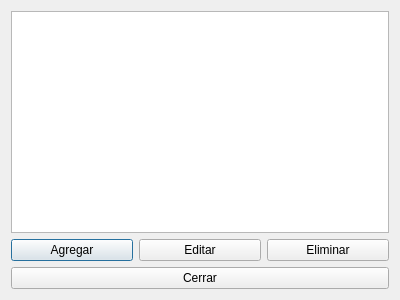
Above: ventanausuarios.ui from DanielaGanan/biblioteca before the change. Below: the same form after it.
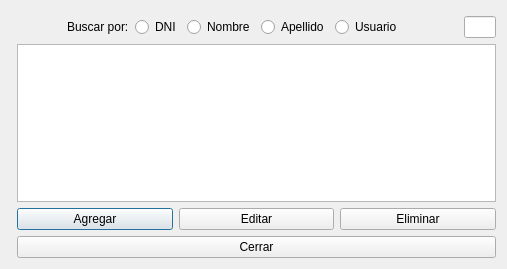
That is the form after the change.

Commit message: metodo buscar

```diff
--- a/ventanausuarios.ui
+++ b/ventanausuarios.ui
@@ -6,18 +6,18 @@
    <rect>
     <x>0</x>
     <y>0</y>
-    <width>400</width>
-    <height>300</height>
+    <width>507</width>
+    <height>269</height>
    </rect>
   </property>
   <property name="windowTitle">
    <string>Dialog</string>
   </property>
-  <layout class="QVBoxLayout" name="verticalLayout">
-   <item>
+  <layout class="QFormLayout" name="formLayout">
+   <item row="2" column="1">
     <widget class="QTableWidget" name="tabla"/>
    </item>
-   <item>
+   <item row="5" column="1">
     <layout class="QHBoxLayout" name="horizontalLayout">
      <item>
       <widget class="QPushButton" name="botAgregar">
@@ -42,7 +42,62 @@
      </item>
     </layout>
    </item>
-   <item>
+   <item row="1" column="1">
+    <layout class="QHBoxLayout" name="horizontalLayout_2">
+     <property name="leftMargin">
+      <number>50</number>
+     </property>
+     <property name="topMargin">
+      <number>5</number>
+     </property>
+     <item>
+      <widget class="QLabel" name="label_2">
+       <property name="text">
+        <string>Buscar por:</string>
+       </property>
+      </widget>
+     </item>
+     <item>
+      <widget class="QRadioButton" name="button_dni">
+       <property name="text">
+        <string>DNI</string>
+       </property>
+      </widget>
+     </item>
+     <item>
+      <widget class="QRadioButton" name="button_Nombre">
+       <property name="text">
+        <string>Nombre</string>
+       </property>
+      </widget>
+     </item>
+     <item>
+      <widget class="QRadioButton" name="button_Apellido">
+       <property name="text">
+        <string>Apellido</string>
+       </property>
+      </widget>
+     </item>
+     <item>
+      <widget class="QRadioButton" name="botton_usuario">
+       <property name="text">
+        <string>Usuario</string>
+       </property>
+      </widget>
+     </item>
+     <item>
+      <widget class="QLabel" name="label">
+       <property name="text">
+        <string>               </string>
+       </property>
+      </widget>
+     </item>
+     <item>
+      <widget class="QLineEdit" name="lineBuscar"/>
+     </item>
+    </layout>
+   </item>
+   <item row="6" column="1">
     <widget class="QPushButton" name="botCerrar">
      <property name="text">
       <string>Cerrar</string>
```
The commit also changes 2 other files.
